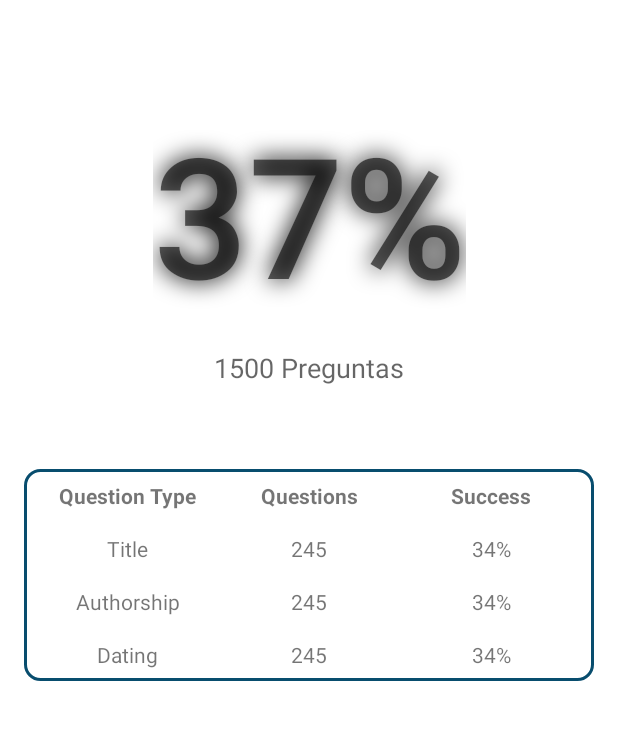
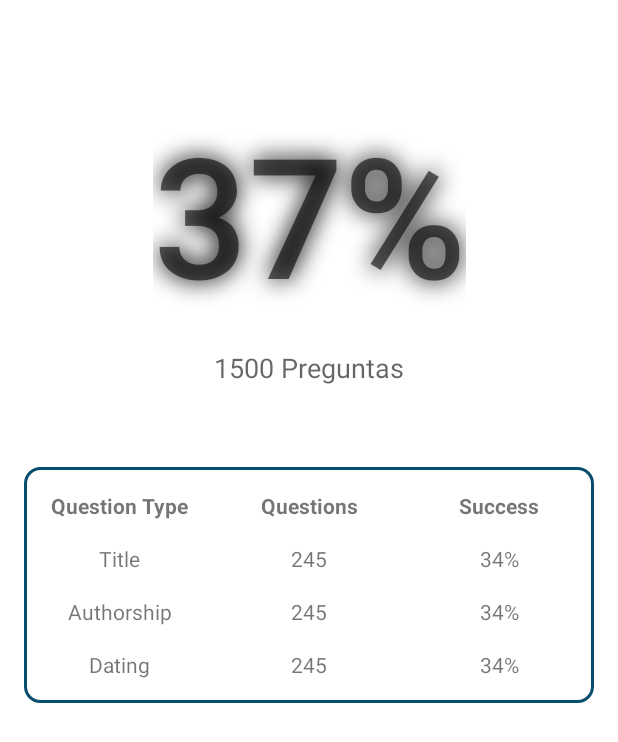
Before and after one commit to santukis/cleanArchitecture, an Android app: the layout fragment_game_score.xml on its own in the app's theme, with its tools: preview values and no code run, on a phone screen of 412 x 824 dp. Shown: the top 742 px of the screen. Run offline under Robolectric (Android 15) with nearby library versions, the light colour scheme and no system bars.

Commit message:
created GameDataSource.kt and implemented in LocalGameDataSource.kt

```diff
--- a/app/build.gradle
+++ b/app/build.gradle
@@ -119,9 +119,6 @@ dependencies {
     implementation 'com.github.bumptech.glide:glide:4.11.0'
     kapt 'com.github.bumptech.glide:compiler:4.11.0'
 
-    //ThreeTen
-    implementation 'com.jakewharton.threetenabp:threetenabp:1.3.0'
-
     //Testing
     testImplementation 'junit:junit:4.13.1'
     testImplementation("com.squareup.okhttp3:mockwebserver:4.2.0")
--- a/app/src/main/java/com/santukis/cleanarchitecture/game/ui/viewmodels/GameViewModel.kt
+++ b/app/src/main/java/com/santukis/cleanarchitecture/game/ui/viewmodels/GameViewModel.kt
@@ -5,7 +5,6 @@ import android.view.View
 import androidx.lifecycle.*
 import com.frikiplanet.proteo.OnItemClickListener
 import com.santukis.cleanarchitecture.artwork.data.datasources.ArtworkDataSource
-import com.santukis.cleanarchitecture.artwork.domain.model.Artwork
 import com.santukis.cleanarchitecture.core.domain.model.Response
 import com.santukis.cleanarchitecture.game.domain.model.Answer
 import com.santukis.cleanarchitecture.game.domain.model.Question
--- a/app/src/main/res/layout/fragment_game_score.xml
+++ b/app/src/main/res/layout/fragment_game_score.xml
@@ -6,12 +6,8 @@
 
     <data>
         <variable
-            name="game"
-            type="com.santukis.cleanarchitecture.game.domain.model.Game" />
-
-        <import type="com.santukis.cleanarchitecture.game.domain.model.Question.TitleQuestion"/>
-        <import type="com.santukis.cleanarchitecture.game.domain.model.Question.AuthorQuestion"/>
-        <import type="com.santukis.cleanarchitecture.game.domain.model.Question.DatingQuestion"/>
+            name="history"
+            type="com.santukis.cleanarchitecture.game.domain.model.GameHistory" />
 
     </data>
 
@@ -31,7 +27,7 @@
             app:layout_constraintVertical_bias="0.1"
             style="@style/TextAppearance.AppCompat.Display4"
             tools:text="37%"
-            android:text="@{game.getPercentageScore()}"
+            android:text="@{history.totalScore.successPercentage}"
             android:shadowDx="0"
             android:shadowDy="0"
             android:shadowRadius="20"
@@ -48,7 +44,7 @@
             style="@style/TextAppearance.AppCompat.Medium"
             android:layout_marginTop="@dimen/large_space"
             tools:text="1500 Preguntas"
-            android:text="@{game.getQuestionCount()}"/>
+            android:text="@{history.totalScore.questionCount}"/>
 
         <LinearLayout
             android:id="@+id/data_container"
@@ -56,7 +52,8 @@
             android:layout_height="wrap_content"
             android:orientation="vertical"
             android:layout_margin="@dimen/large_space"
-            android:padding="@dimen/normal_space"
+            android:paddingTop="@dimen/large_space"
+            android:paddingBottom="@dimen/large_space"
             android:background="@drawable/outlined_background"
             app:layout_constraintTop_toBottomOf="@id/questions"
             app:layout_constraintBottom_toBottomOf="parent"
@@ -120,7 +117,7 @@
                     app:layout_constraintLeft_toLeftOf="parent"
                     app:layout_constraintTop_toTopOf="parent"
                     tools:text="245"
-                    android:text="@{game.getQuestionCount(TitleQuestion)}"
+                    android:text="@{history.titleScore.questionCount}"
                     android:layout_weight="1"
                     android:gravity="center"/>
 
@@ -130,7 +127,7 @@
                     app:layout_constraintLeft_toLeftOf="parent"
                     app:layout_constraintTop_toTopOf="parent"
                     tools:text="34%"
-                    android:text="@{game.getPercentageScore(TitleQuestion)}"
+                    android:text="@{history.titleScore.successPercentage}"
                     android:layout_weight="1"
                     android:gravity="center"/>
 
@@ -157,7 +154,7 @@
                     app:layout_constraintLeft_toLeftOf="parent"
                     app:layout_constraintTop_toTopOf="parent"
                     tools:text="245"
-                    android:text="@{game.getQuestionCount(AuthorQuestion)}"
+                    android:text="@{history.authorScore.questionCount}"
                     android:layout_weight="1"
                     android:gravity="center"/>
 
@@ -167,7 +164,7 @@
                     app:layout_constraintLeft_toLeftOf="parent"
                     app:layout_constraintTop_toTopOf="parent"
                     tools:text="34%"
-                    android:text="@{game.getPercentageScore(AuthorQuestion)}"
+                    android:text="@{history.authorScore.successPercentage}"
                     android:layout_weight="1"
                     android:gravity="center"/>
 
@@ -194,7 +191,7 @@
                     app:layout_constraintLeft_toLeftOf="parent"
                     app:layout_constraintTop_toTopOf="parent"
                     tools:text="245"
-                    android:text="@{game.getQuestionCount(DatingQuestion)}"
+                    android:text="@{history.datingScore.questionCount}"
                     android:layout_weight="1"
                     android:gravity="center"/>
 
@@ -204,7 +201,7 @@
                     app:layout_constraintLeft_toLeftOf="parent"
                     app:layout_constraintTop_toTopOf="parent"
                     tools:text="34%"
-                    android:text="@{game.getPercentageScore(DatingQuestion)}"
+                    android:text="@{history.datingScore.successPercentage}"
                     android:layout_weight="1"
                     android:gravity="center"/>
 
```
Also changed, not shown: app/src/main/java/com/santukis/cleanarchitecture/core/ui/ArtworkApplication.kt (+0 -7 lines), app/src/main/java/com/santukis/cleanarchitecture/game/data/datasources/GameDataSource.kt (added, +13 -0 lines), app/src/main/java/com/santukis/cleanarchitecture/game/data/datasources/LocalGameDataSource.kt (added, +45 -0 lines), app/src/main/java/com/santukis/cleanarchitecture/game/domain/model/Game.kt (deleted, +0 -48 lines), app/src/main/java/com/santukis/cleanarchitecture/game/domain/model/GameScore.kt (added, +63 -0 lines), app/src/main/java/com/santukis/cleanarchitecture/game/ui/fragments/GameScoreFragment.kt (added, +14 -0 lines).
